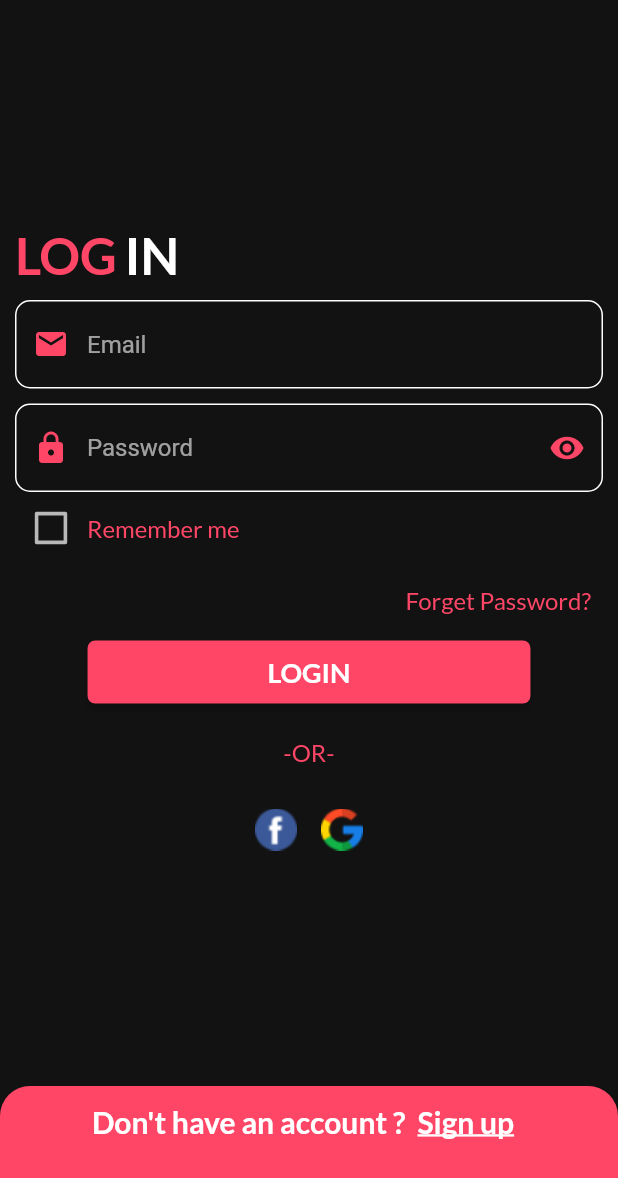
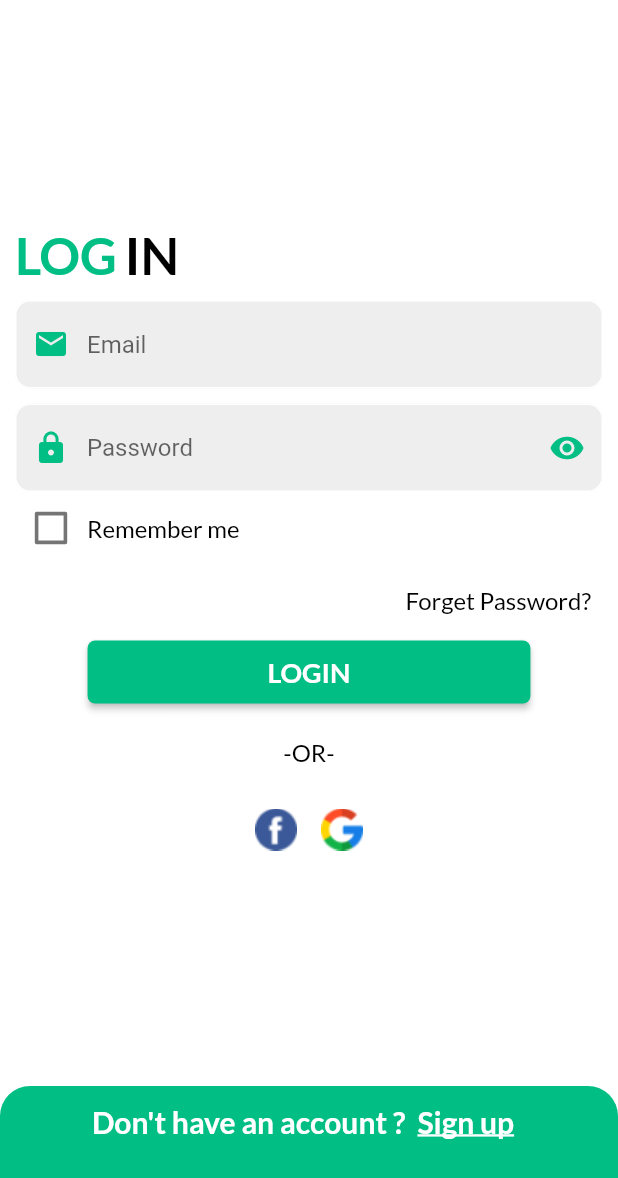
Before and after one commit to Souhaibbek/ElHanout, a Flutter app: the screen it shows after launch, after a tap on "GET STARTED", on a phone screen of 412 x 824 dp. Shown: the top 1178 px of the screen. Run offline on Flutter 3.47's test engine with Material 2 defaults, Android fonts, the phone set to English and light mode, and no system bars; our stand-ins replace firebase_auth, firebase_core, get, get_storage, google_fonts, google_sign_in; missing offline and left inert: flutter_facebook_auth; accounts and stored records are empty.

```diff
--- a/lib/logic/controller/layoutcontroller.dart
+++ b/lib/logic/controller/layoutcontroller.dart
@@ -9,9 +9,11 @@ import 'package:get/get_core/src/get_main.dart';
 import 'package:get/get_navigation/src/extension_navigation.dart';
 import 'package:get/get_rx/src/rx_types/rx_types.dart';
 import 'package:get/get_state_manager/src/simple/get_controllers.dart';
+import 'package:get_storage/get_storage.dart';
 
 class LayoutController extends GetxController {
   RxInt currentIndex = 0.obs;
+  final GetStorage storage = GetStorage();
 
   List<Widget> screens = [
     const HomeScreen(),
@@ -56,8 +58,10 @@ class LayoutController extends GetxController {
 
 
   void changeThemeMode(){
+
     Get.isDarkMode
         ? Get.changeThemeMode(ThemeMode.light)
         : Get.changeThemeMode(ThemeMode.dark);
+
   }
 }
--- /dev/null
+++ b/lib/logic/controller/themecontroller.dart
@@ -0,0 +1,22 @@
+import 'package:flutter/material.dart';
+import 'package:get/get.dart';
+import 'package:get_storage/get_storage.dart';
+
+class ThemeController {
+  final GetStorage storage = GetStorage();
+  final key = 'isDarkMode';
+
+  saveThemeData(bool isDark) {
+    storage.write(key, isDark);
+  }
+
+  bool getThemeData() {
+    return storage.read<bool>(key) ?? false;
+  }
+
+  void changesTheme() {
+    Get.changeThemeMode(
+        getThemeData() ? ThemeMode.light : ThemeMode.dark);
+    saveThemeData(!getThemeData());
+  }
+}
--- a/lib/main.dart
+++ b/lib/main.dart
@@ -1,15 +1,16 @@
+import 'package:elhanout/logic/controller/themecontroller.dart';
 import 'package:elhanout/utils/theme.dart';
 import 'package:firebase_core/firebase_core.dart';
 import 'package:flutter/material.dart';
 import 'package:get/get.dart';
 import 'package:elhanout/routes/routes.dart';
-import 'logic/controller/authcontroller.dart';
+import 'package:get_storage/get_storage.dart';
 
-void main() async{
+void main() async {
   WidgetsFlutterBinding.ensureInitialized();
   await Firebase.initializeApp();
+  await GetStorage.init();
   runApp(const MyApp());
-
 }
 
 class MyApp extends StatelessWidget {
@@ -22,7 +23,8 @@ class MyApp extends StatelessWidget {
       title: 'Hanouti',
       theme: ThemesApp.light,
       darkTheme: ThemesApp.dark,
-      themeMode: ThemeMode.dark,
+      themeMode:
+          ThemeController().getThemeData() ? ThemeMode.dark : ThemeMode.light,
       initialRoute: RoutesList.initialRoute,
       getPages: RoutesList.routes,
     );
```
Also changed, not shown: lib/view/screens/layout/Layout.dart (+8 -5 lines).
